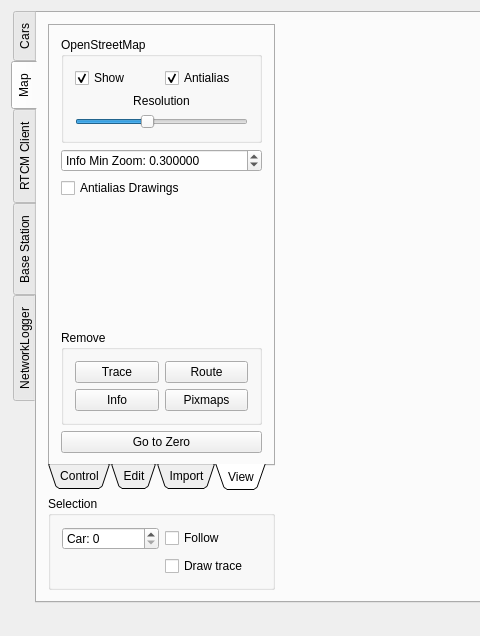
The window that Linux/RC_Car_Tool/mainwindow.ui (vedderb/rise_sdvp) describes before a commit, drawn with Qt 5; both pictures show x 0 to 480 and y 0 to 636 of the 1048 by 636 pixel window.
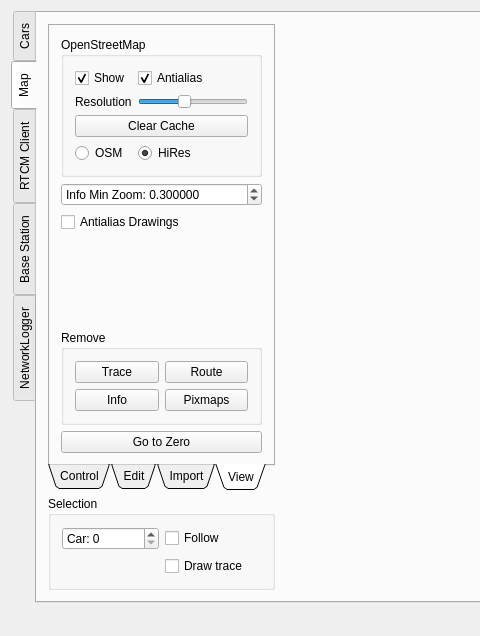
The same window after the commit. The open tabs and pages were chosen to show the change. Custom widgets are drawn as their Qt base class.

```diff
--- a/Linux/RC_Car_Tool/mainwindow.ui
+++ b/Linux/RC_Car_Tool/mainwindow.ui
@@ -358,7 +358,7 @@
                    </property>
                   </widget>
                  </item>
-                 <item row="3" column="0" colspan="2">
+                 <item row="1" column="1">
                   <widget class="QSlider" name="mapOsmResSlider">
                    <property name="minimum">
                     <number>30</number>
@@ -374,13 +374,34 @@
                    </property>
                   </widget>
                  </item>
-                 <item row="2" column="0" colspan="2">
+                 <item row="1" column="0">
                   <widget class="QLabel" name="label_3">
                    <property name="text">
                     <string>Resolution</string>
                    </property>
-                   <property name="alignment">
-                    <set>Qt::AlignCenter</set>
+                  </widget>
+                 </item>
+                 <item row="3" column="0" colspan="2">
+                  <widget class="QPushButton" name="mapOsmClearCacheButton">
+                   <property name="text">
+                    <string>Clear Cache</string>
+                   </property>
+                  </widget>
+                 </item>
+                 <item row="4" column="0">
+                  <widget class="QRadioButton" name="mapOsmServerOsmButton">
+                   <property name="text">
+                    <string>OSM</string>
+                   </property>
+                  </widget>
+                 </item>
+                 <item row="4" column="1">
+                  <widget class="QRadioButton" name="mapOsmServerHiResButton">
+                   <property name="text">
+                    <string>HiRes</string>
+                   </property>
+                   <property name="checked">
+                    <bool>true</bool>
                    </property>
                   </widget>
                  </item>
@@ -424,7 +445,7 @@
                 <property name="sizeHint" stdset="0">
                  <size>
                   <width>20</width>
-                  <height>78</height>
+                  <height>40</height>
                  </size>
                 </property>
                </spacer>
```
